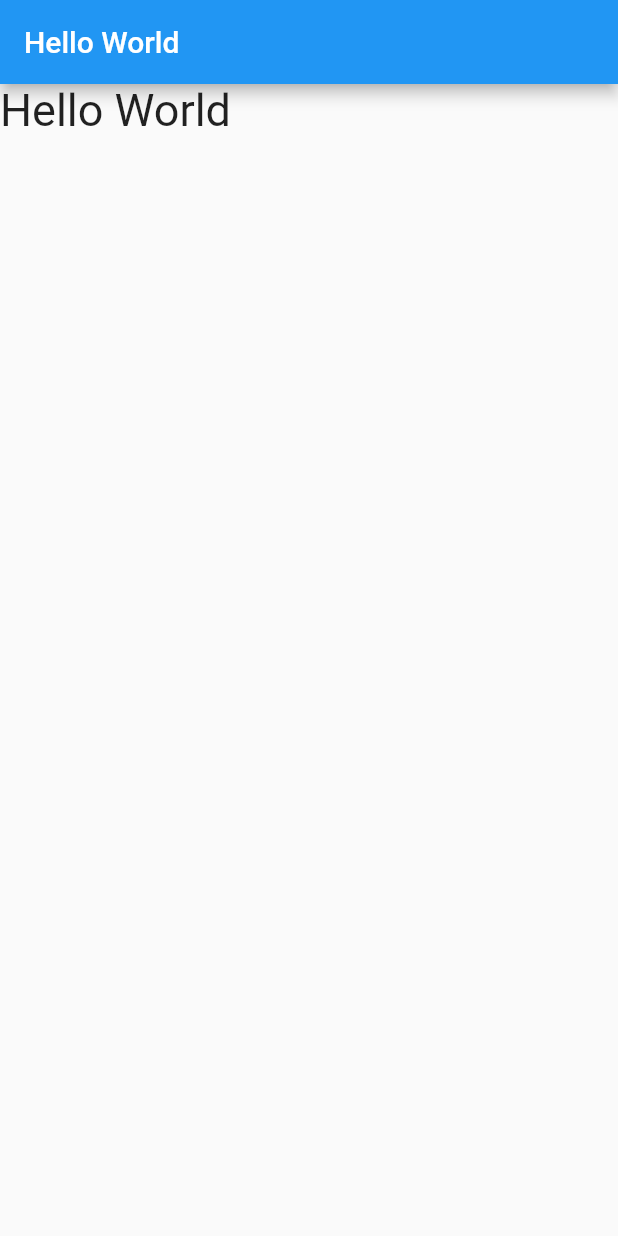
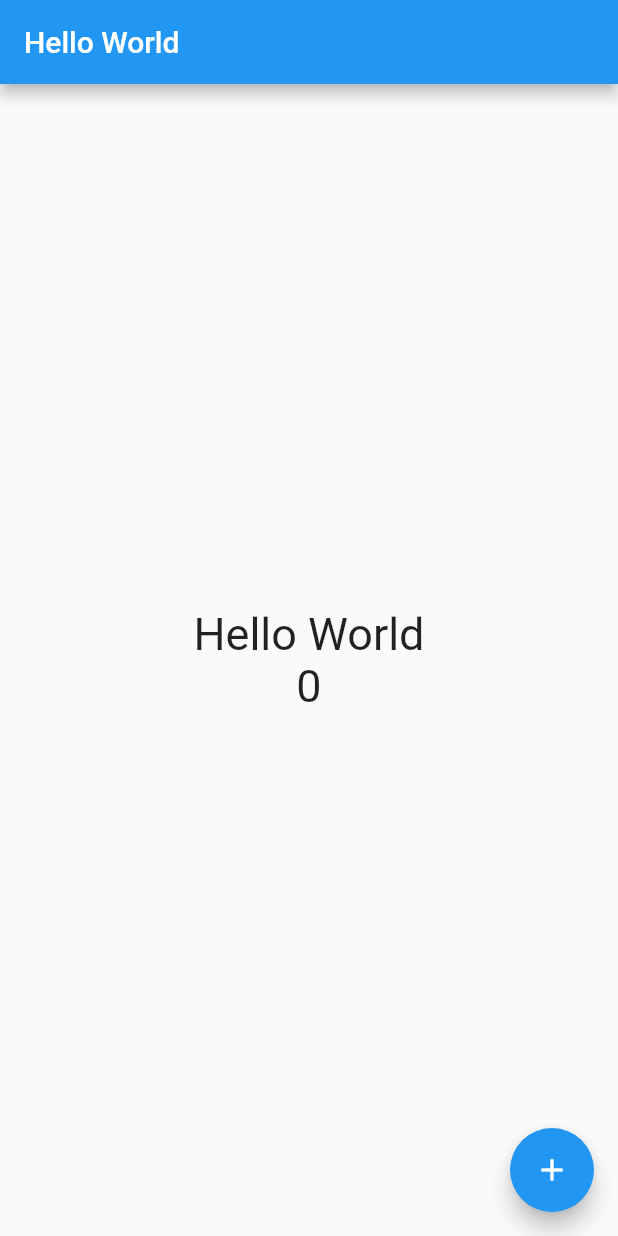
Before and after one commit to kaoruuske/flutter_basic, a Flutter app: the HelloPage screen opened directly, on a phone screen of 412 x 824 dp. Run offline on Flutter 3.47's test engine with Material 2 defaults, Android fonts, the phone set to English and light mode, and no system bars; statements that could not run were skipped.

Commit message:
기본 앱 해설 부분

```diff
--- a/lib/main.dart
+++ b/lib/main.dart
@@ -12,12 +12,6 @@ class MyApp extends StatelessWidget {
         primarySwatch: Colors.blue,
       ), //ThemeData
       home: HelloPage('Hello World')
-//      home: Scaffold(
-//        appBar: AppBar(title: Text('Hello World'),
-//        ), //AppBar
-//          body: Text('헬로 월드', style: TextStyle(fontSize: 30),
-//          )), //Text, Scaffold
-    ); //MaterialApp
   }
 }
 
@@ -32,12 +26,36 @@ class HelloPage extends StatefulWidget {
 }
 
 class _HelloPageState extends State<HelloPage> {
+  String _message = 'Hello World';
+  int _counter = 0;
+
   @override
   Widget build(BuildContext context) {
     return Scaffold(
+      floatingActionButton: FloatingActionButton(
+          child : Icon(Icons.add),
+          onPressed: _changeMessage),
       appBar: AppBar(
           title: Text(widget.title),
       ), //appbar
-        body: Text(widget.title, style: TextStyle(fontSize: 30)));
+        body: Center(
+            child: Column(
+              mainAxisAlignment: MainAxisAlignment.center,
+              children: <Widget>[
+                Text(_message, style: TextStyle(fontSize: 30)),
+                Text('$_counter', style: TextStyle(fontSize: 30)),
+              ],//widget
+            )//column
+        )// center
+    );
+
+  }
+
+  void _changeMessage(){
+    setState(() {
+      _message = '헬로 월드';
+      _counter ++;
+
+    });
   }
 }
```
